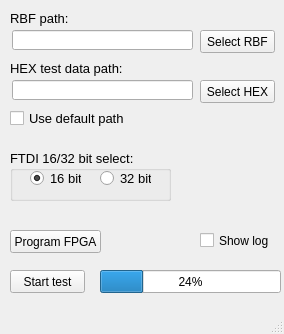
Qt form usb_test/mainwindow.ui (senya1997/USB_test) before a commit.
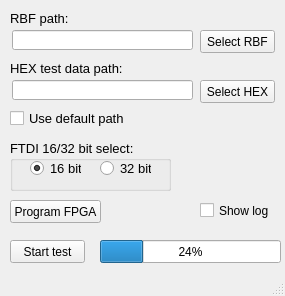
The same form after that commit.

```diff
--- a/usb_test/mainwindow.ui
+++ b/usb_test/mainwindow.ui
@@ -6,8 +6,8 @@
    <rect>
     <x>0</x>
     <y>0</y>
-    <width>284</width>
-    <height>334</height>
+    <width>285</width>
+    <height>296</height>
    </rect>
   </property>
   <property name="windowTitle">
@@ -88,7 +88,7 @@
     <property name="geometry">
      <rect>
       <x>10</x>
-      <y>230</y>
+      <y>200</y>
       <width>91</width>
       <height>23</height>
      </rect>
@@ -101,7 +101,7 @@
     <property name="geometry">
      <rect>
       <x>10</x>
-      <y>270</y>
+      <y>240</y>
       <width>75</width>
       <height>23</height>
      </rect>
@@ -114,7 +114,7 @@
     <property name="geometry">
      <rect>
       <x>100</x>
-      <y>270</y>
+      <y>240</y>
       <width>181</width>
       <height>23</height>
      </rect>
@@ -186,7 +186,7 @@
     <property name="geometry">
      <rect>
       <x>10</x>
-      <y>150</y>
+      <y>140</y>
       <width>161</width>
       <height>51</height>
      </rect>
@@ -236,7 +236,7 @@
     <property name="geometry">
      <rect>
       <x>200</x>
-      <y>230</y>
+      <y>200</y>
       <width>81</width>
       <height>21</height>
      </rect>
```
Left out of the diff: 6 changed lines with no effect on the pictures.
